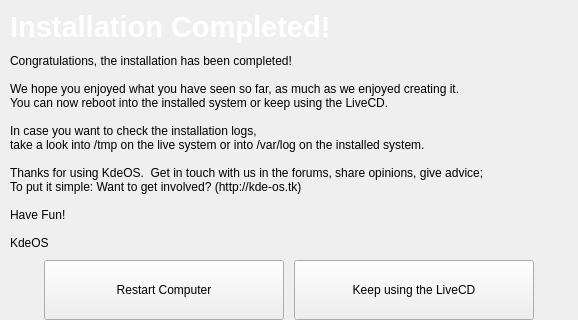
Above: ui/pages/finish.ui from KdeOs/Tribe before the change; both pictures show x 0 to 578 and y 0 to 320 of the 578 by 466 pixel window. Below: the same form after it.
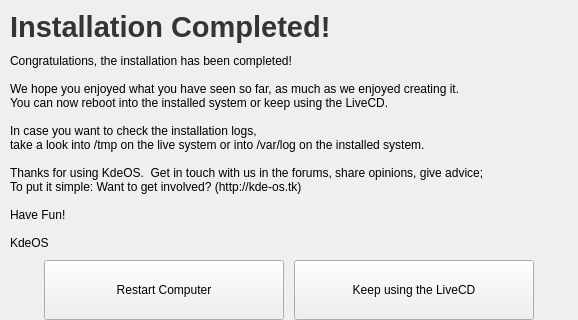
That is the form after the change.

Commit message: change UI color scheme

```diff
--- a/ui/pages/finish.ui
+++ b/ui/pages/finish.ui
@@ -43,7 +43,7 @@
 &lt;html&gt;&lt;head&gt;&lt;meta name=&quot;qrichtext&quot; content=&quot;1&quot; /&gt;&lt;style type=&quot;text/css&quot;&gt;
 p, li { white-space: pre-wrap; }
 &lt;/style&gt;&lt;/head&gt;&lt;body style=&quot; font-family:'Bitstream Vera Sans'; font-size:9pt; font-weight:400; font-style:normal;&quot;&gt;
-&lt;p style=&quot; margin-top:0px; margin-bottom:0px; margin-left:0px; margin-right:0px; -qt-block-indent:0; text-indent:0px; font-family:'Sans Serif'; font-size:10pt;&quot;&gt;&lt;span style=&quot; font-size:22pt; font-weight:600; color:#ffffff;&quot;&gt;Installation Completed!&lt;/span&gt;&lt;/p&gt;&lt;/body&gt;&lt;/html&gt;</string>
+&lt;p style=&quot; margin-top:0px; margin-bottom:0px; margin-left:0px; margin-right:0px; -qt-block-indent:0; text-indent:0px; font-family:'Sans Serif'; font-size:10pt;&quot;&gt;&lt;span style=&quot; font-size:22pt; font-weight:600; color:#343434;&quot;&gt;Installation Completed!&lt;/span&gt;&lt;/p&gt;&lt;/body&gt;&lt;/html&gt;</string>
        </property>
       </widget>
      </item>
```
The commit also changes 15 other files.
